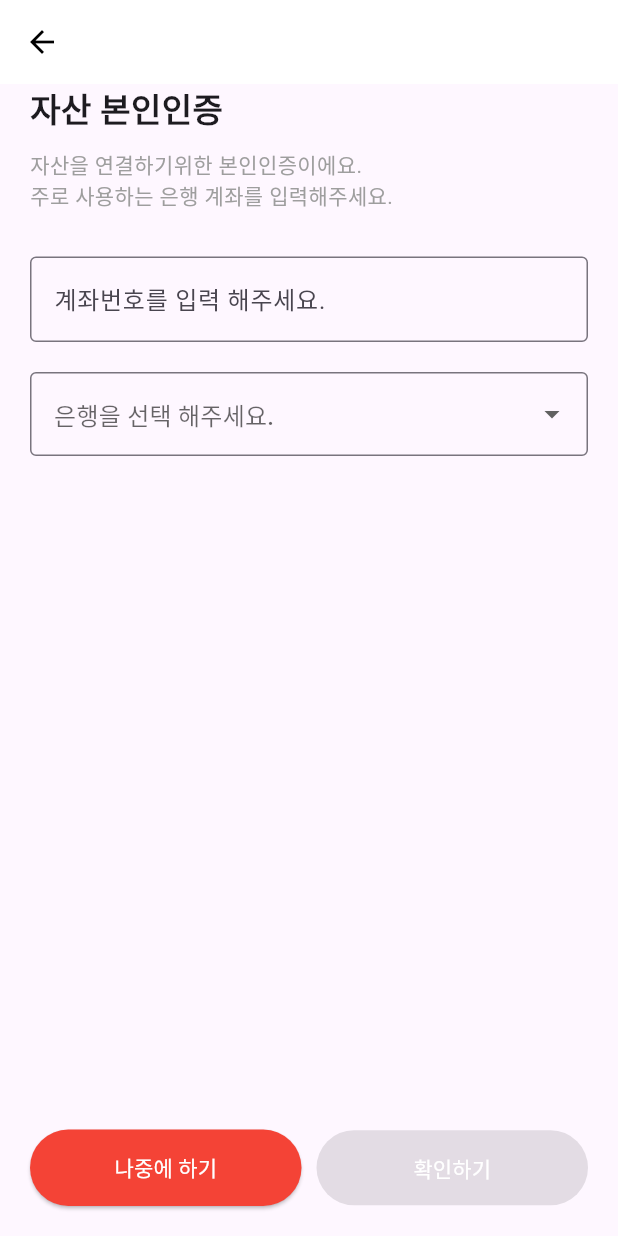
After one commit to IblackgoatI/Graduation_Project, a Flutter app: the AssetScreen screen opened directly, on a phone screen of 412 x 824 dp. The commit adds this screen. Run offline on Flutter 3.47's test engine with Material 3 defaults, Android fonts, the phone set to English and light mode, and no system bars; our stand-ins replace cloud_firestore, firebase_auth, firebase_core, smooth_page_indicator; accounts and stored records are empty.

Commit message:
자산 연결 화면

```diff
--- /dev/null
+++ b/lib/screens/asset.dart
@@ -0,0 +1,101 @@
+import 'package:flutter/material.dart';
+
+class AssetScreen extends StatefulWidget {
+  const AssetScreen({super.key});
+
+  @override
+  _AssetScreenState createState() => _AssetScreenState();
+}
+
+class _AssetScreenState extends State<AssetScreen> {
+  final TextEditingController _accountController = TextEditingController();
+  String? _selectedBank;
+  bool get isInputValid => _accountController.text.isNotEmpty && _selectedBank != null;
+
+  @override
+  Widget build(BuildContext context) {
+    return Scaffold(
+      appBar: AppBar(
+        backgroundColor: Colors.white,
+        elevation: 0,
+        leading: IconButton(
+          icon: const Icon(Icons.arrow_back, color: Colors.black),
+          onPressed: () => Navigator.of(context).pop(),
+        ),
+      ),
+      body: Padding(
+        padding: const EdgeInsets.symmetric(horizontal: 20.0),
+        child: Column(
+          crossAxisAlignment: CrossAxisAlignment.start,
+          children: [
+            const Text(
+              "자산 본인인증",
+              style: TextStyle(fontSize: 22, fontWeight: FontWeight.bold),
+            ),
+            const SizedBox(height: 10),
+            const Text(
+              "자산을 연결하기위한 본인인증이에요.\n주로 사용하는 은행 계좌를 입력해주세요.",
+              style: TextStyle(fontSize: 14, color: Colors.grey),
+            ),
+            const SizedBox(height: 30),
+            TextField(
+              controller: _accountController,
+              keyboardType: TextInputType.number,
+              decoration: const InputDecoration(
+                border: OutlineInputBorder(),
+                hintText: "계좌번호를 입력 해주세요.",
+              ),
+              onChanged: (value) => setState(() {}),
+            ),
+            const SizedBox(height: 20),
+            DropdownButtonFormField<String>(
+              decoration: const InputDecoration(
+                border: OutlineInputBorder(),
+              ),
+              hint: const Text("은행을 선택 해주세요."),
+              value: _selectedBank,
+              items: ["은행 A", "은행 B", "은행 C"].map((bank) {
+                return DropdownMenuItem(
+                  value: bank,
+                  child: Text(bank),
+                );
+              }).toList(),
+              onChanged: (value) {
+                setState(() {
+                  _selectedBank = value;
+                });
+              },
+            ),
+            const Spacer(),
+            Row(
+              children: [
+                Expanded(
+                  child: ElevatedButton(
+                    style: ElevatedButton.styleFrom(
+                      backgroundColor: Colors.red,
+                      padding: const EdgeInsets.symmetric(vertical: 15),
+                    ),
+                    onPressed: () {},
+                    child: const Text("나중에 하기", style: TextStyle(color: Colors.white)),
+                  ),
+                ),
+                const SizedBox(width: 10),
+                Expanded(
+                  child: ElevatedButton(
+                    style: ElevatedButton.styleFrom(
+                      backgroundColor: isInputValid ? const Color(0xFF49AD13) : Colors.grey,
+                      padding: const EdgeInsets.symmetric(vertical: 15),
+                    ),
+                    onPressed: isInputValid ? () {} : null,
+                    child: const Text("확인하기", style: TextStyle(color: Colors.white)),
+                  ),
+                ),
+              ],
+            ),
+            const SizedBox(height: 20),
+          ],
+        ),
+      ),
+    );
+  }
+}
--- a/lib/screens/login.dart
+++ b/lib/screens/login.dart
@@ -1,18 +1,7 @@
 import 'package:firebase_auth/firebase_auth.dart';
 import 'package:flutter/material.dart';
 import 'regist.dart'; // 회원가입 화면 (예시)
-
-// 로그인 후 이동할 화면 예시 (필요에 따라 수정)
-class MainScreen extends StatelessWidget {
-  const MainScreen({Key? key}) : super(key: key);
-
-  @override
-  Widget build(BuildContext context) {
-    return Scaffold(
-      body: Center(child: Text('로그인 성공! 메인 화면입니다.')),
-    );
-  }
-}
+import 'asset.dart';
 
 class LoginScreen extends StatefulWidget {
   const LoginScreen({Key? key}) : super(key: key);
@@ -53,7 +42,7 @@ class _LoginScreenState extends State<LoginScreen> {
 
       // 로그인 성공 시 메인 화면으로 이동
       Navigator.of(context).pushReplacement(
-        MaterialPageRoute(builder: (context) => const MainScreen()),
+        MaterialPageRoute(builder: (context) => const AssetScreen()),
       );
     } on FirebaseAuthException catch (e) {
       String errorMessage = '';
```
